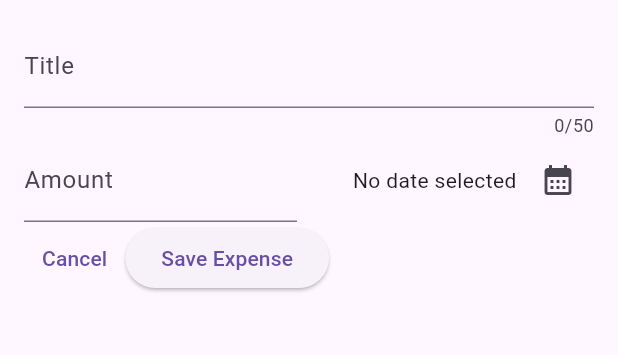
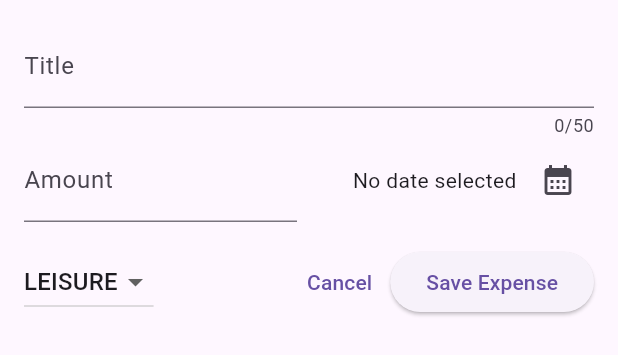
Before and after one commit to purbashis/expense_tracker, a Flutter app: the NewExpense widget shown alone on an empty page, opened directly, on a phone screen of 412 x 824 dp. Shown: the top 355 px of the screen. Run offline on Flutter 3.47's test engine with Material 2 defaults, Android fonts, the phone set to English and light mode, and no system bars.

Commit message:
adding drop down button in a list format

```diff
--- a/expense_tracker/lib/widgets/new_expense.dart
+++ b/expense_tracker/lib/widgets/new_expense.dart
@@ -14,6 +14,7 @@ class _NewExpenseState extends State<NewExpense> {
   final _titleController = TextEditingController();
   final _amountController = TextEditingController();
   DateTime? _selectedDate;
+  Category _selectedCategory = Category.leisure;
 
   void _presentDatePicker() async {
     final now = DateTime.now();
@@ -23,11 +24,10 @@ class _NewExpenseState extends State<NewExpense> {
         initialDate: now,
         firstDate: firstDate,
         lastDate: now);
-         setState(() {
+    setState(() {
       _selectedDate = pickedDate;
     });
   }
-
 
   @override
   void dispose() {
@@ -70,20 +70,47 @@ class _NewExpenseState extends State<NewExpense> {
                   mainAxisAlignment: MainAxisAlignment.end,
                   crossAxisAlignment: CrossAxisAlignment.center,
                   children: [
-              Text(_selectedDate == null ?'No date selected ': formatter.format(_selectedDate!),),
+                    Text(
+                      _selectedDate == null
+                          ? 'No date selected '
+                          : formatter.format(_selectedDate!),
+                    ),
                     IconButton(
                         onPressed: _presentDatePicker,
                         icon: const Icon(
                           Icons.calendar_month,
                         ))
-
                   ],
                 ),
               )
             ],
           ),
+          const SizedBox(
+            height: 16,
+          ),
           Row(
             children: [
+              DropdownButton(
+                  value: _selectedCategory,
+                  items: Category.values
+                      .map(
+                        (category) => DropdownMenuItem(
+                          value: category,
+                          child: Text(
+                            category.name.toUpperCase(),
+                          ),
+                        ),
+                      )
+                      .toList(),
+                  onChanged: (value) {
+                    if (value == null) {
+                      return;
+                    }
+                    setState(() {
+                      _selectedCategory = value;
+                    });
+                  }),
+              const Spacer(),
               TextButton(
                 onPressed: () {
                   Navigator.pop(context);
```
